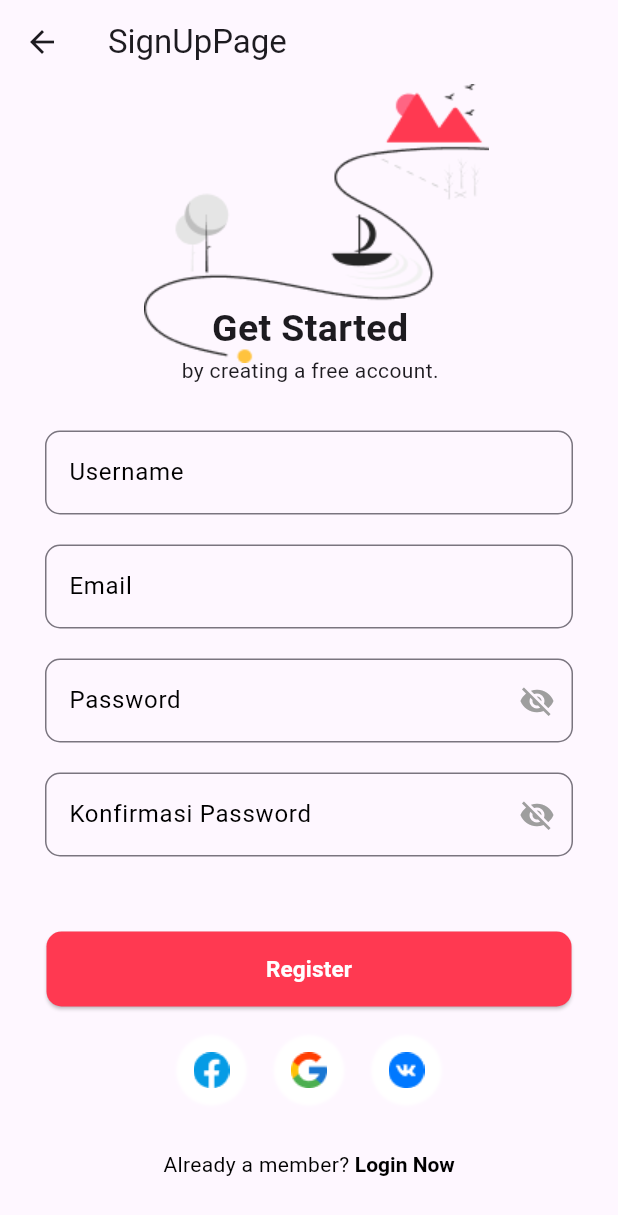
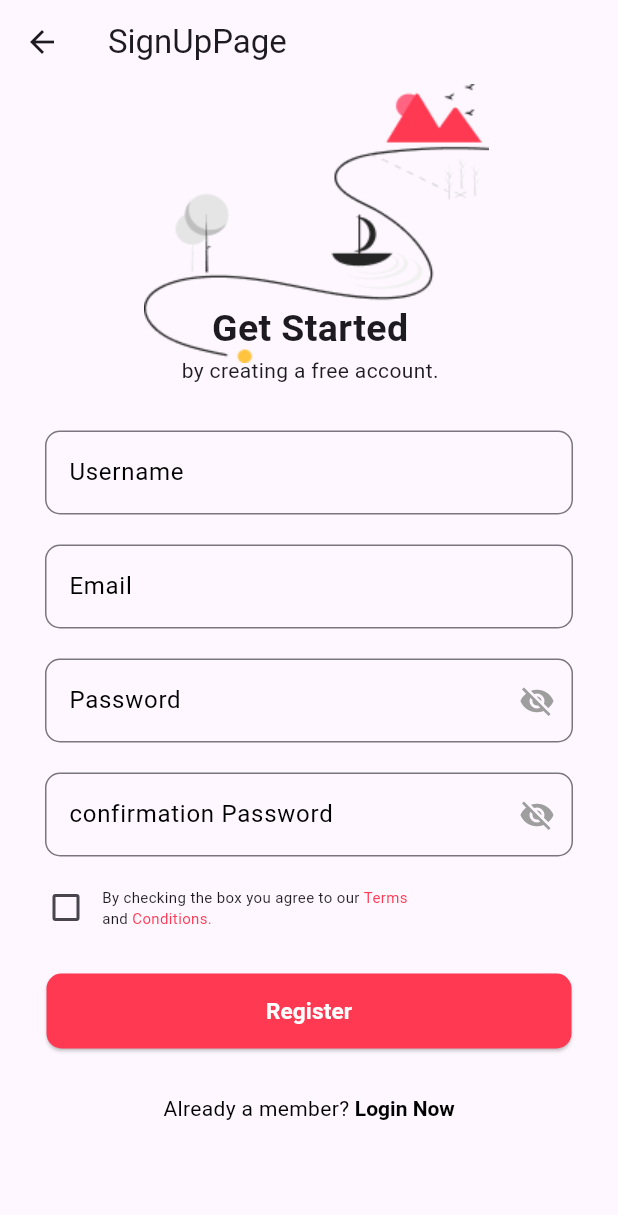
Before and after one commit to mka300307/fluterFrist, a Flutter app: the SignUpPage screen opened directly, on a phone screen of 412 x 824 dp. Shown: the top 1215 px of the screen. Run offline on Flutter 3.47's test engine with Material 2 defaults, Android fonts, the phone set to English and light mode, and no system bars.

Commit message:
penambahan Signup dan login

```diff
--- a/lib/SignUpPage.dart
+++ b/lib/SignUpPage.dart
@@ -11,6 +11,7 @@ class SignUpPage extends StatefulWidget {
 class _SignUpPageState extends State<SignUpPage> {
   bool _showPassword = false;
   bool _showConfirmPassword = false;
+  bool _rememberMe = false;
 
   void _togglePasswordVisibility() {
     setState(() {
@@ -21,6 +22,12 @@ class _SignUpPageState extends State<SignUpPage> {
   void _toggleConfirmPasswordVisibility() {
     setState(() {
       _showConfirmPassword = !_showConfirmPassword;
+    });
+  }
+
+  void _toggleRememberMe(bool? value) {
+    setState(() {
+      _rememberMe = value ?? false;
     });
   }
 
@@ -120,7 +127,7 @@ class _SignUpPageState extends State<SignUpPage> {
                   maxLines: 1, // Maksimum 1 baris
                   obscureText: !_showConfirmPassword,
                   decoration: InputDecoration(
-                    labelText: "Konfirmasi Password",
+                    labelText: "confirmation Password",
                     labelStyle: TextStyle(color: Colors.black),
                     border: OutlineInputBorder(
                       borderSide: BorderSide(color: Colors.black),
@@ -138,7 +145,39 @@ class _SignUpPageState extends State<SignUpPage> {
                   ),
                 ),
               ),
-              SizedBox(height: 20),
+              Column(
+                children: [
+                  Row(
+                    children: [
+                      Checkbox(
+                        value: _rememberMe,
+                        onChanged: _toggleRememberMe,
+                      ),
+                      Column(
+                        crossAxisAlignment: CrossAxisAlignment.start,
+                        children: [
+                          Row(
+                            children: [
+                              Text("By checking the box you agree to our ",style: TextStyle(fontSize: 10),),
+                              Text("Terms ",style: TextStyle(color: Color(0xffff3951),fontSize: 10),),
+                            ],
+                          ),
+                          Row(
+                            children: [
+
+                              Text("and ",style: TextStyle(fontSize: 10),),
+                              Text("Conditions.",style: TextStyle(color: Color(0xffff3951),fontSize: 10),)
+                            ],
+                          )
+                        ],
+                      )
+
+                    ],
+                  ),
+
+
+                ],
+              ),
               SizedBox(height: 20),
               ElevatedButton(
                 onPressed: () {
@@ -170,52 +209,6 @@ class _SignUpPageState extends State<SignUpPage> {
                 ),
               ),
               SizedBox(height: 20,),
-              Row(
-                  mainAxisAlignment: MainAxisAlignment.center,
-                  children: [
-                    Container(
-                        width: 45,
-                        height: 45,
-                        decoration: BoxDecoration(
-                            borderRadius: BorderRadius.circular(100),
-                            boxShadow: [
-                              BoxShadow(
-                                  spreadRadius: 1, blurRadius: 1, color: Colors.white)
-                            ]),
-                        child: Container(
-                            width: 40,
-                            height: 40,
-                            child: Image(image: AssetImage("images/facebook.png")))),
-                    SizedBox(width: 20,),
-                    Container(
-                        width: 45,
-                        height: 45,
-                        decoration: BoxDecoration(
-                            borderRadius: BorderRadius.circular(100),
-                            boxShadow: [
-                              BoxShadow(
-                                  spreadRadius: 1, blurRadius: 1, color: Colors.white)
-                            ]),
-                        child: Container(
-                            width: 40,
-                            height: 40,
-                            child: Image(image: AssetImage("images/google.png")))),
-                    SizedBox(width: 20,),
-                    Container(
-                        width: 45,
-                        height: 45,
-                        decoration: BoxDecoration(
-                            borderRadius: BorderRadius.circular(100),
-                            boxShadow: [
-                              BoxShadow(
-                                  spreadRadius: 1, blurRadius: 1, color: Colors.white)
-                            ]),
-                        child: Container(
-                            width: 40,
-                            height: 40,
-                            child: Image(image: AssetImage("images/vk.png")))),
-                  ]),
-              SizedBox(height: 20),
               Row(
                 mainAxisAlignment: MainAxisAlignment.center,
                 children: [
```
